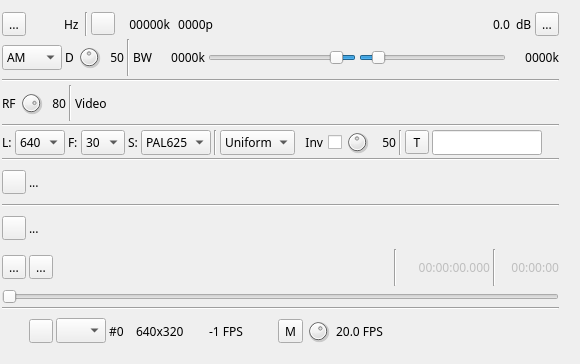
Above: plugins/channeltx/modatv/atvmodgui.ui from f4exb/sdrangel before the change. Below: the same form after it.
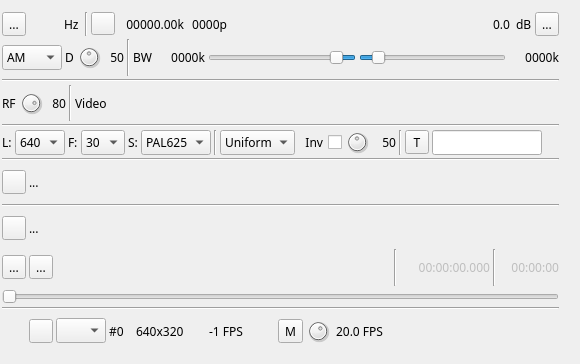
That is the form after the change. Icons and pictures are not drawn. Custom widgets are drawn as their Qt base class.

The edit to the form file:
```diff
--- a/plugins/channeltx/modatv/atvmodgui.ui
+++ b/plugins/channeltx/modatv/atvmodgui.ui
@@ -148,12 +148,12 @@
          <widget class="QLabel" name="channelSampleRateText">
           <property name="minimumSize">
            <size>
-            <width>52</width>
+            <width>66</width>
             <height>0</height>
            </size>
           </property>
           <property name="text">
-           <string>00000k</string>
+           <string>00000.00k</string>
           </property>
           <property name="alignment">
            <set>Qt::AlignRight|Qt::AlignTrailing|Qt::AlignVCenter</set>
```
